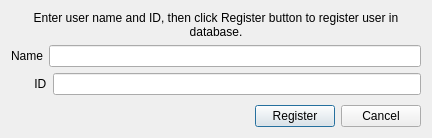
Old version of the form registerdialog.ui in the repository cihansenyuz/library_system.
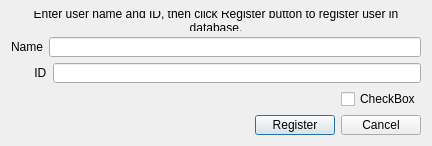
New version of the form.

Patch:
```diff
--- a/registerdialog.ui
+++ b/registerdialog.ui
@@ -82,6 +82,30 @@
        </property>
       </spacer>
      </item>
+     <item>
+      <layout class="QHBoxLayout" name="horizontalLayout_5">
+       <item>
+        <spacer name="horizontalSpacer_2">
+         <property name="orientation">
+          <enum>Qt::Horizontal</enum>
+         </property>
+         <property name="sizeHint" stdset="0">
+          <size>
+           <width>40</width>
+           <height>20</height>
+          </size>
+         </property>
+        </spacer>
+       </item>
+       <item>
+        <widget class="QCheckBox" name="multipleCheckBox">
+         <property name="text">
+          <string>CheckBox</string>
+         </property>
+        </widget>
+       </item>
+      </layout>
+     </item>
      <item>
       <layout class="QHBoxLayout" name="horizontalLayout_4">
        <item>
```
